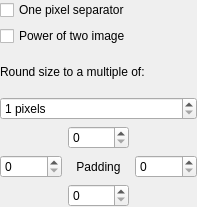
Old version of the form src/layoutconfigframe.ui in the repository aufau/fontbuilder.
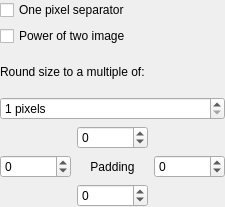
New version of the form.

Commit message: Unlock negative padding

```diff
--- a/src/layoutconfigframe.ui
+++ b/src/layoutconfigframe.ui
@@ -70,10 +70,16 @@
     <layout class="QGridLayout" name="gridLayout">
      <item row="1" column="2">
       <widget class="QSpinBox" name="spinBoxRightOffset">
+	 <property name="minimum">
+	   <number>-1048576</number>
+	 </property>
       </widget>
      </item>
      <item row="1" column="0">
       <widget class="QSpinBox" name="spinBoxLeftOffset">
+	 <property name="minimum">
+	   <number>-1048576</number>
+	 </property>
       </widget>
      </item>
      <item row="1" column="1">
@@ -88,10 +94,16 @@
      </item>
      <item row="0" column="1">
       <widget class="QSpinBox" name="spinBoxTopOffset">
+	 <property name="minimum">
+	   <number>-1048576</number>
+	 </property>
       </widget>
      </item>
      <item row="2" column="1">
       <widget class="QSpinBox" name="spinBoxBottomOffset">
+	 <property name="minimum">
+	   <number>-1048576</number>
+	 </property>
       </widget>
      </item>
     </layout>
```
Lines whose indentation alone changed are shown as unchanged.
